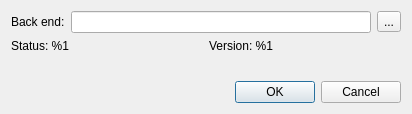
Above: src/backenddialog.ui from lgbaldoni/qmp3gain-qt5 before the change. Below: the same form after it.
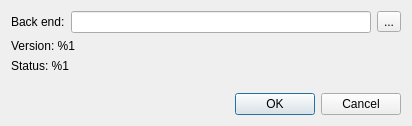
That is the form after the change.

The edit to the form file:
```diff
--- a/src/backenddialog.ui
+++ b/src/backenddialog.ui
@@ -7,13 +7,13 @@
     <x>0</x>
     <y>0</y>
     <width>410</width>
-    <height>114</height>
+    <height>126</height>
    </rect>
   </property>
   <property name="windowTitle">
    <string>%1 - Specify back end</string>
   </property>
-  <layout class="QVBoxLayout">
+  <layout class="QVBoxLayout" name="verticalLayout">
    <item>
     <layout class="QGridLayout">
      <item row="0" column="0">
@@ -46,22 +46,18 @@
     </layout>
    </item>
    <item>
-    <layout class="QHBoxLayout" name="horizontalLayout">
-     <item>
-      <widget class="QLabel" name="label_Status">
-       <property name="text">
-        <string>Status: %1</string>
-       </property>
-      </widget>
-     </item>
-     <item>
       <widget class="QLabel" name="label_Version">
        <property name="text">
         <string>Version: %1</string>
        </property>
       </widget>
      </item>
-    </layout>
+   <item>
+    <widget class="QLabel" name="label_Status">
+     <property name="text">
+      <string>Status: %1</string>
+     </property>
+    </widget>
    </item>
    <item>
     <spacer>
```
Lines whose indentation alone changed are shown as unchanged.
